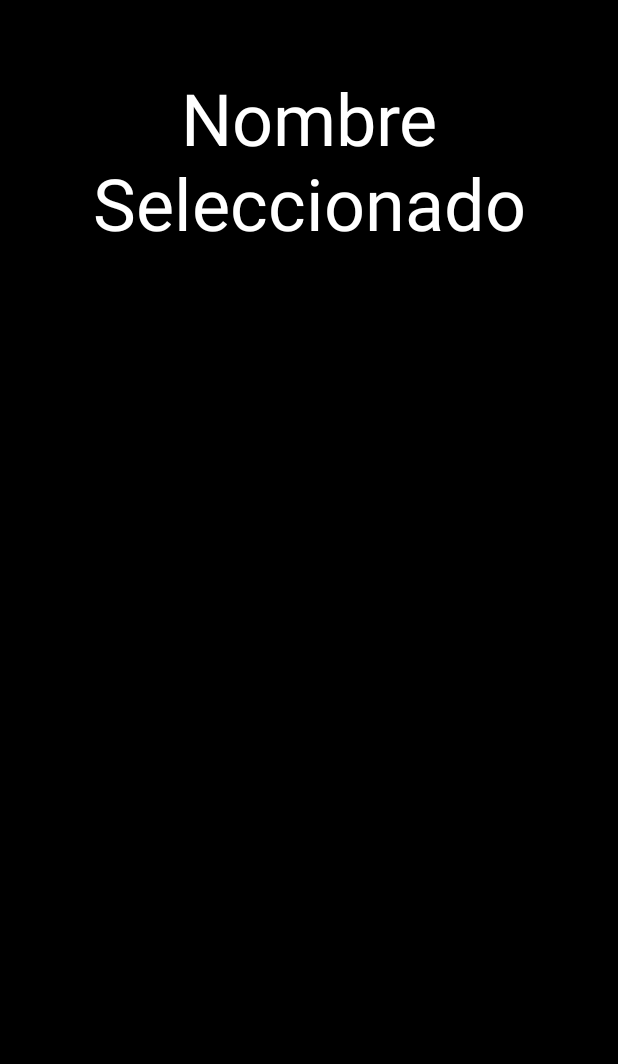
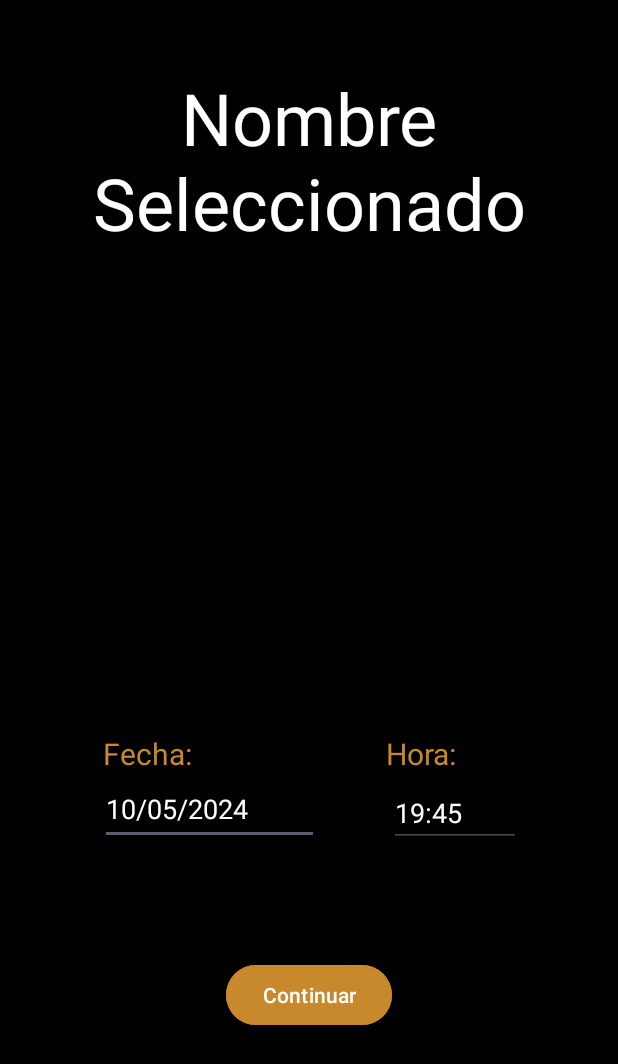
Before and after one commit to ClementeRodReg/FirestoreApplication, an Android app: the EventoSeleccionado screen opened directly, with no data from a screen before it, on a phone screen of 412 x 824 dp. Shown: the top 1064 px of the screen. Run offline under Robolectric (Android 15) with nearby library versions, the light colour scheme and no system bars; 1 statement that could not run was skipped.

Commit message:
EventoSeleccionado ventana implemta hora y fecha + boton

```diff
--- a/app/src/main/java/com/example/firestoredemo/vista/EventoSeleccionado.java
+++ b/app/src/main/java/com/example/firestoredemo/vista/EventoSeleccionado.java
@@ -28,8 +28,5 @@ public class EventoSeleccionado extends AppCompatActivity {
         lblEventoSeleccionado.setText(nombreEvento.toString());
 
 
-
-
-
     }
 }
--- a/app/src/main/res/layout/activity_eventoseleccionado.xml
+++ b/app/src/main/res/layout/activity_eventoseleccionado.xml
@@ -42,9 +42,84 @@
         android:src="@drawable/img1"
         app:layout_constraintBottom_toBottomOf="parent"
         app:layout_constraintEnd_toEndOf="parent"
-        app:layout_constraintHorizontal_bias="0.498"
+        app:layout_constraintHorizontal_bias="0.495"
         app:layout_constraintStart_toStartOf="parent"
         app:layout_constraintTop_toBottomOf="@+id/space"
+        app:layout_constraintVertical_bias="0.0"
+        android:importantForAccessibility="no" />
+
+    <TextView
+        android:id="@+id/textFecha"
+        android:layout_width="wrap_content"
+        android:layout_height="wrap_content"
+        android:text="@string/textFecha"
+        android:textColor="@color/orange"
+        android:textSize="20sp"
+        app:layout_constraintBottom_toBottomOf="parent"
+        app:layout_constraintEnd_toEndOf="parent"
+        app:layout_constraintHorizontal_bias="0.194"
+        app:layout_constraintStart_toStartOf="parent"
+        app:layout_constraintTop_toBottomOf="@+id/fotoSeleccionada"
+        app:layout_constraintVertical_bias="0.249" />
+
+    <TextView
+        android:id="@+id/textHora"
+        android:layout_width="wrap_content"
+        android:layout_height="wrap_content"
+        android:text="@string/textHora"
+        android:textColor="@color/orange"
+        android:textSize="20sp"
+        app:layout_constraintBottom_toBottomOf="parent"
+        app:layout_constraintEnd_toEndOf="parent"
+        app:layout_constraintHorizontal_bias="0.547"
+        app:layout_constraintStart_toEndOf="@+id/textFecha"
+        app:layout_constraintTop_toBottomOf="@+id/fotoSeleccionada"
+        app:layout_constraintVertical_bias="0.249" />
+
+    <EditText
+        android:id="@+id/editTextDate4"
+        android:layout_width="146dp"
+        android:layout_height="47dp"
+        android:ems="10"
+        android:hint="10/05/2024"
+        android:importantForAutofill="no"
+        android:inputType="date"
+        android:textColorHint="@color/white"
+        app:layout_constraintBottom_toBottomOf="parent"
+        app:layout_constraintEnd_toEndOf="parent"
+        app:layout_constraintHorizontal_bias="0.25"
+        app:layout_constraintStart_toStartOf="parent"
+        app:layout_constraintTop_toBottomOf="@+id/textFecha"
+        app:layout_constraintVertical_bias="0.0" />
+
+    <EditText
+        android:id="@+id/editTextTime"
+        android:layout_width="88dp"
+        android:layout_height="41dp"
+        android:ems="10"
+        android:hint="19:45"
+        android:importantForAutofill="no"
+        android:inputType="time"
+        android:textColorHint="@color/white"
+        app:layout_constraintBottom_toBottomOf="parent"
+        app:layout_constraintEnd_toEndOf="parent"
+        app:layout_constraintHorizontal_bias="0.419"
+        app:layout_constraintStart_toEndOf="@+id/editTextDate4"
+        app:layout_constraintTop_toBottomOf="@+id/textHora"
+        app:layout_constraintVertical_bias="0.027" />
+
+    <Button
+        android:id="@+id/btnContinuar"
+        android:layout_width="wrap_content"
+        android:layout_height="wrap_content"
+        android:layout_marginTop="76dp"
+        android:backgroundTint="@color/orange"
+        android:text="@string/btnContinuar"
+        app:layout_constraintBottom_toBottomOf="parent"
+        app:layout_constraintEnd_toEndOf="parent"
+        app:layout_constraintHorizontal_bias="0.501"
+        app:layout_constraintStart_toStartOf="parent"
+        app:layout_constraintTop_toBottomOf="@+id/editTextDate4"
         app:layout_constraintVertical_bias="0.0" />
 
 </androidx.constraintlayout.widget.ConstraintLayout>
--- a/app/src/main/res/values/strings.xml
+++ b/app/src/main/res/values/strings.xml
@@ -15,4 +15,7 @@
     <string name="modo_invitado">Modo Invitado</string>
     <string name="id_teatroTitulo">TEATROS</string>
     <string name="nombreSeleccionado">Nombre Seleccionado</string>
+    <string name="textFecha"> Fecha:</string>
+    <string name="textHora"> Hora:</string>
+    <string name="btnContinuar">Continuar</string>
 </resources>
```
